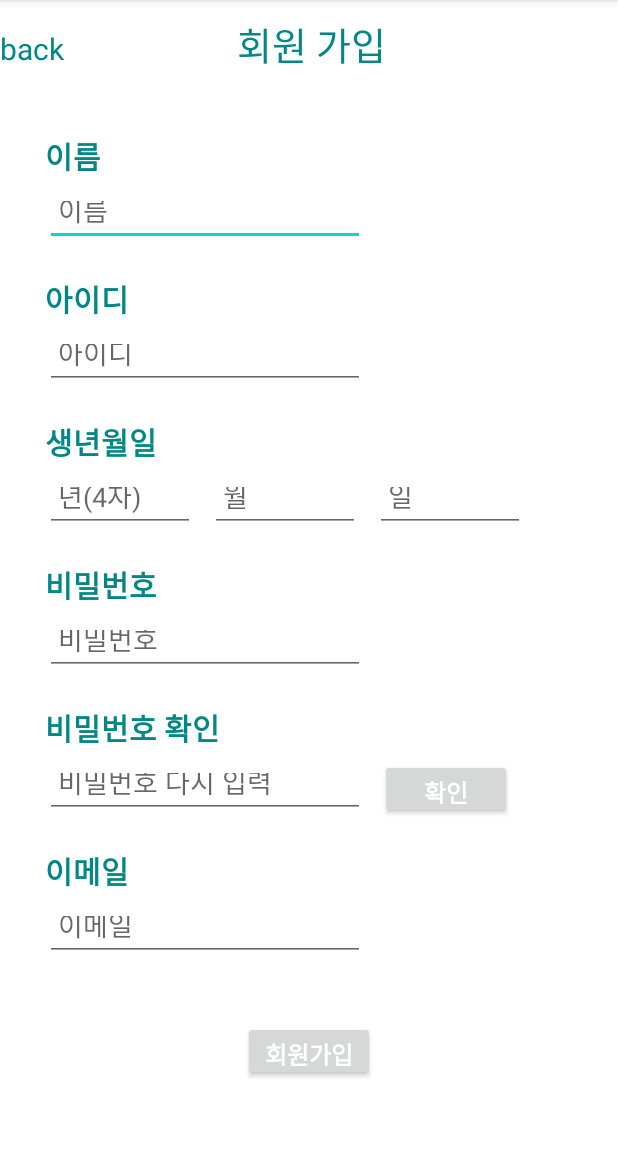
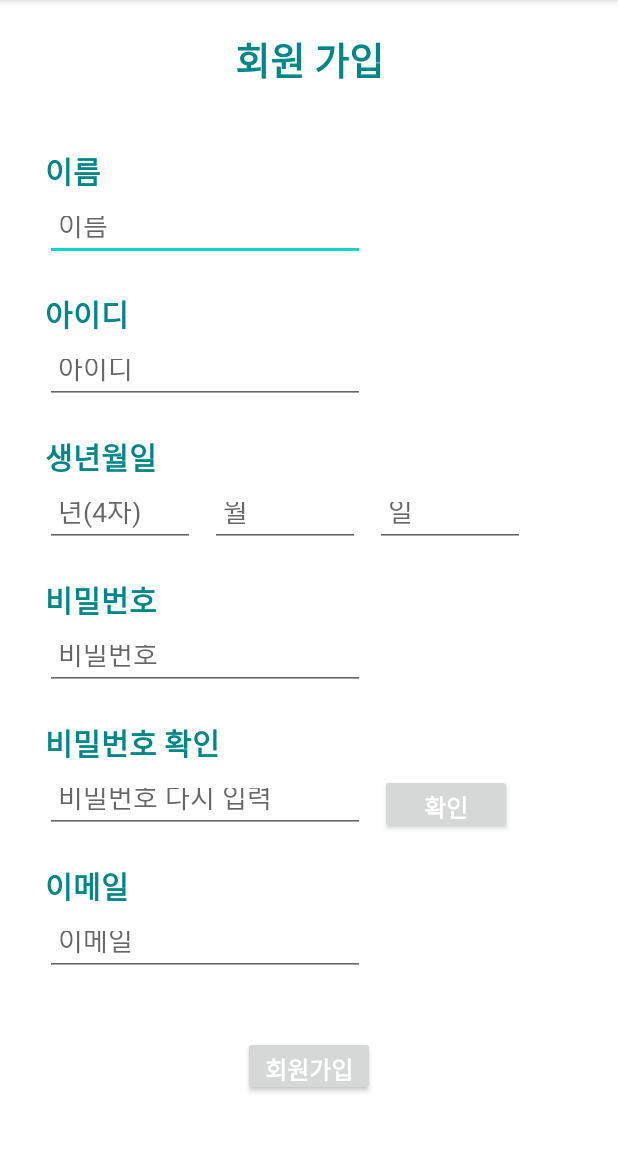
Before and after one commit to cbnu-trash-go/trashGo-android, an Android app: the activity_signup screen opened directly, with no data from a screen before it, on a phone screen of 412 x 824 dp, the part 84-1236 px from its top. Run offline under Robolectric (Android 15) with nearby library versions, the phone set to English and light mode, and no system bars.

Commit message:
회원가입 페이지 back 버튼 삭제했습니다.

```diff
--- a/app/src/main/java/com/trashgo/app/activity_signup.java
+++ b/app/src/main/java/com/trashgo/app/activity_signup.java
@@ -18,10 +18,6 @@ public class activity_signup extends AppCompatActivity {
     protected void onCreate(Bundle savedInstanceState) {
         super.onCreate(savedInstanceState);
         setContentView(R.layout.activity_signup);
-
-        //뒤로 가기 버튼
-        back = findViewById(R.id.back);
-        back.setOnClickListener(v -> onBackPressed() );
 
         //기입 항목
         name = findViewById(R.id.signName);
--- a/app/src/main/res/layout/activity_signup.xml
+++ b/app/src/main/res/layout/activity_signup.xml
@@ -19,23 +19,17 @@
             android:orientation="horizontal">
 
             <TextView
-                android:id="@+id/back"
-                android:layout_width="wrap_content"
-                android:layout_height="wrap_content"
-                android:layout_weight="1.5"
-                android:text="back"
-                android:textColor="@color/teal_700"
-                android:textSize="20dp" />
-
-            <TextView
                 android:id="@+id/signup"
                 android:layout_width="wrap_content"
                 android:layout_height="wrap_content"
                 android:layout_marginBottom="20dp"
+                android:layout_marginTop="10dp"
                 android:layout_weight="2"
                 android:text="회원 가입"
                 android:textColor="@color/teal_700"
-                android:textSize="25dp" />
+                android:textSize="25dp"
+                android:gravity="center"
+                android:textStyle="bold"/>
         </LinearLayout>
 
         <ScrollView
```
